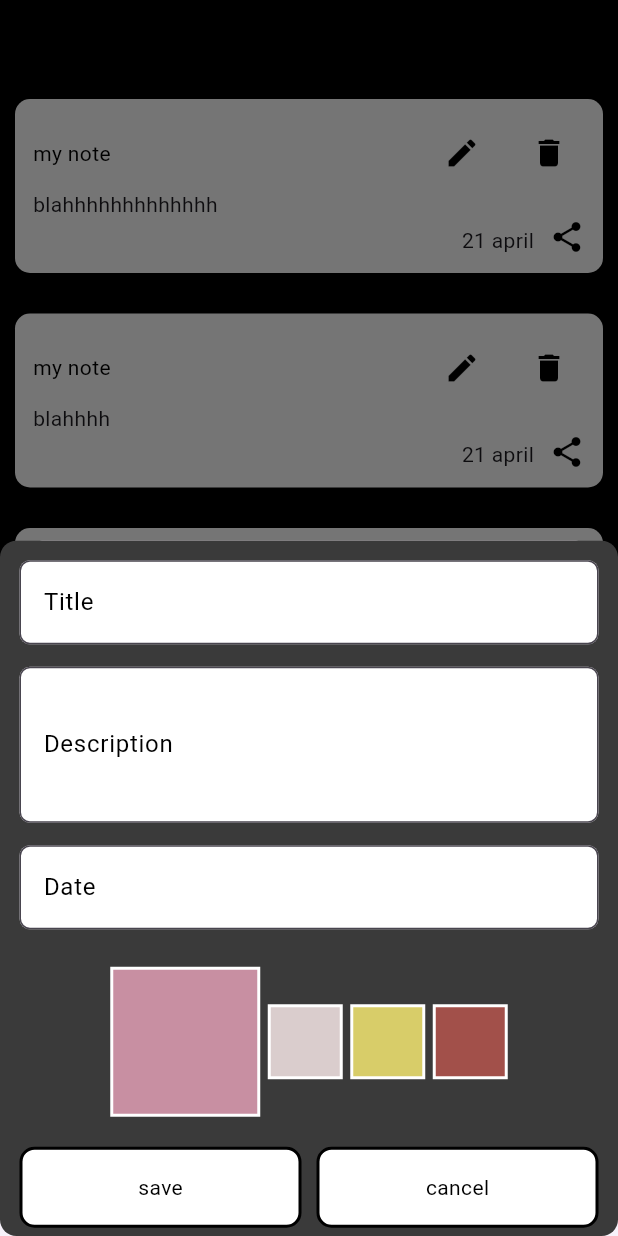
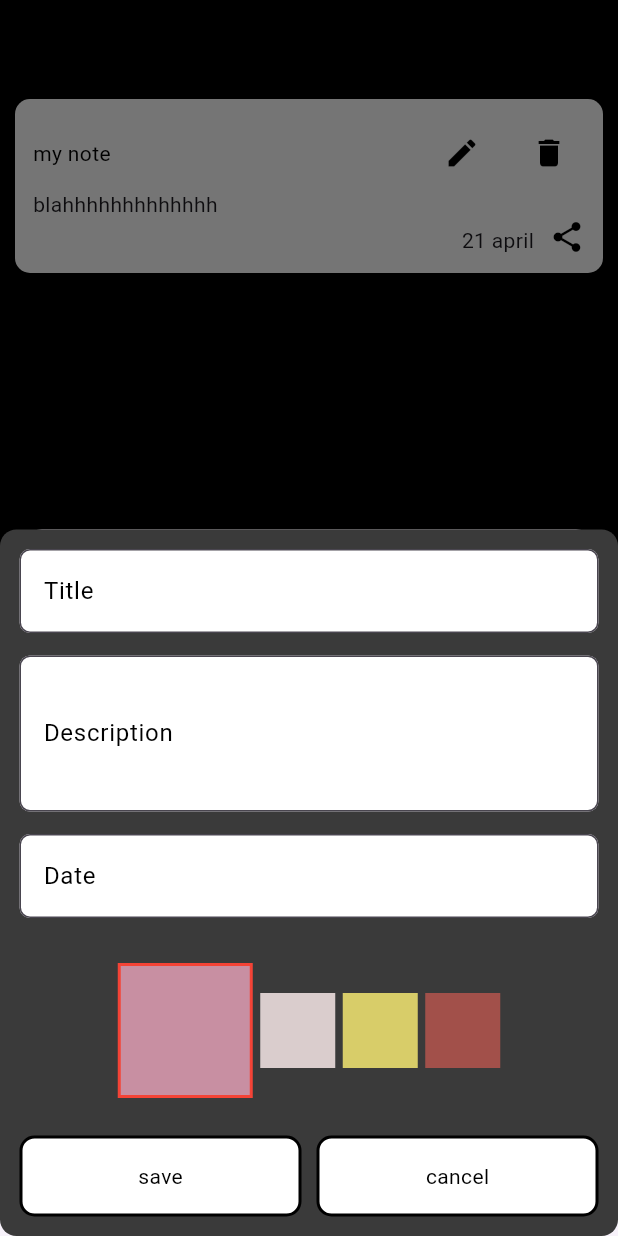
Before and after one commit to akhi0216/note_app, a Flutter app: the screen it shows after launch, after a tap on the "add" icon, on a phone screen of 412 x 824 dp. Run offline on Flutter 3.47's test engine with Material 3 defaults, Android fonts, the phone set to English and light mode, and no system bars.

Commit message:
ui updations

```diff
--- a/lib/controller/homepage_controller.dart
+++ b/lib/controller/homepage_controller.dart
@@ -1,6 +1,11 @@
 import 'package:flutter/material.dart';
 
 class Homepagecontroller {
+  static TextEditingController titlecontroller = TextEditingController();
+  static TextEditingController descontroller = TextEditingController();
+
+  static TextEditingController datecontroller = TextEditingController();
+  static Color selectcolor = Colors.white;
   List noteslist = [
     {
       "title": "my note",
@@ -8,27 +13,15 @@ class Homepagecontroller {
       "date": "21 april",
       "color": Colors.white
     },
-    {
-      "title": "my note",
-      "des": "blahhhh",
-      "date": "21 april",
-      "color": Colors.white
-    },
-    {
-      "title": "my note",
-      "des": "blahhhh",
-      "date": "21 april",
-      "color": Colors.white
-    }
   ];
 
   // function to add
   void addData() {
     noteslist.add({
-      "title": "my note",
-      "des": "blahhhh",
-      "date": "21 april",
-      "color": Colors.red
+      "title": titlecontroller.text,
+      "des": descontroller.text,
+      "date": datecontroller.text,
+      "color": selectcolor
     });
   }
   // functn to edit
@@ -38,4 +31,16 @@ class Homepagecontroller {
   void deleteData(int index) {
     noteslist.removeAt(index);
   }
+
+  // fnctn to clear
+  static void clearData() {
+    titlecontroller.clear();
+    descontroller.clear();
+    datecontroller.clear();
+  }
+
+  // on selectioncolor
+  void onColorselction(newcolor) {
+    selectcolor = newcolor;
+  }
 }
--- a/lib/view/home_page/home_page.dart
+++ b/lib/view/home_page/home_page.dart
@@ -2,7 +2,7 @@ import 'package:flutter/material.dart';
 import 'package:note_app/controller/homepage_controller.dart';
 import 'package:note_app/utils/color_constants/color_constants.dart';
 import 'package:note_app/view/home_page/widgets/customnote.dart';
-import 'package:note_app/view/home_page/widgets/custombottom.dart';
+import 'package:note_app/view/home_page/widgets/notelistpage.dart';
 // import 'package:note_app/view/note_listpage/note_listpage.dart';
 
 class HomePage extends StatefulWidget {
@@ -44,11 +44,13 @@ class _HomePageState extends State<HomePage> {
       floatingActionButton: FloatingActionButton(
         onPressed: () {
           showModalBottomSheet(
+            isScrollControlled: true,
             context: context,
             builder: (context) {
               return NoteListpage(
                 onSavepressed: () {
                   saveobj.addData();
+
                   setState(() {});
                 },
               );
--- a/lib/view/home_page/widgets/custombottom.dart
+++ /dev/null
@@ -1,165 +0,0 @@
-import 'package:flutter/material.dart';
-import 'package:note_app/controller/homepage_controller.dart';
-import 'package:note_app/utils/color_constants/color_constants.dart';
-
-class NoteListpage extends StatefulWidget {
-  const NoteListpage({
-    super.key,
-    this.onSavepressed,
-  });
-
-  final void Function()? onSavepressed;
-
-  @override
-  State<NoteListpage> createState() => _NoteListpageState();
-}
-
-class _NoteListpageState extends State<NoteListpage> {
-  List colorslist = [
-    Colorconstants.containerone,
-    Colorconstants.containertwo,
-    Colorconstants.containerthree,
-    Colorconstants.containerfour
-  ];
-
-  int selectedindex = 0;
-  @override
-  Widget build(BuildContext context) {
-    return StatefulBuilder(
-      builder: (context, bottomsetstate) => Container(
-        padding: EdgeInsets.all(13),
-        decoration: BoxDecoration(
-            color: Colorconstants.containergrey,
-            borderRadius: BorderRadius.all(Radius.circular(11))),
-        child: Column(
-          children: [
-            // 1st
-            TextField(
-              decoration: InputDecoration(
-                fillColor: Colors.white,
-                filled: true,
-                label: Text(
-                  "Title",
-                  style: TextStyle(color: Colors.black),
-                ),
-                border: OutlineInputBorder(
-                  borderRadius: BorderRadius.all(
-                    Radius.circular(7),
-                  ),
-                ),
-              ),
-            ),
-            SizedBox(height: 15),
-            TextField(
-              maxLines: 3,
-              decoration: InputDecoration(
-                fillColor: Colors.white,
-                filled: true,
-                label: Text(
-                  "Description",
-                  style: TextStyle(color: Colors.black),
-                ),
-                border: OutlineInputBorder(
-                  borderRadius: BorderRadius.all(
-                    Radius.circular(7),
-                  ),
-                ),
-              ),
-            ),
-            SizedBox(height: 15),
-            TextField(
-              decoration: InputDecoration(
-                fillColor: Colors.white,
-                filled: true,
-                label: Text(
-                  "Date",
-                  style: TextStyle(color: Colors.black),
-                ),
-                border: OutlineInputBorder(
-                  borderRadius: BorderRadius.all(
-                    Radius.circular(7),
-                  ),
-                ),
-              ),
-            ),
-            SizedBox(height: 15),
-
-            SizedBox(
-                height: 120,
-                child: ListView.separated(
-                    shrinkWrap: true,
-                    scrollDirection: Axis.horizontal,
-                    itemBuilder: (context, index) {
-                      return InkWell(
-                        onTap: () {
-                          print(index);
-                          selectedindex = index;
-                          bottomsetstate(() {
-                            // selectedindex = index;
-                          });
-                        },
-                        child: Center(
-                          child: Container(
-                            height: index == selectedindex ? 100 : 50,
-                            width: index == selectedindex ? 100 : 50,
-                            decoration: BoxDecoration(
-                                border: Border.all(
-                                    width: 2, color: Colorconstants.mainwhite),
-                                color: colorslist[index]),
-                          ),
-                        ),
-                      );
-                    },
-                    separatorBuilder: (context, index) => SizedBox(width: 5),
-                    itemCount: 4)),
-
-            SizedBox(height: 10),
-
-            Row(
-              children: [
-                Expanded(
-                  child: InkWell(
-                    onTap: () {
-                      widget.onSavepressed!();
-                      Navigator.pop(context);
-                    },
-                    child: Container(
-                      decoration: BoxDecoration(
-                          color: Colors.white,
-                          borderRadius: BorderRadius.all(Radius.circular(10)),
-                          border: Border.all(color: Colors.black, width: 2)),
-                      padding:
-                          EdgeInsets.symmetric(horizontal: 20, vertical: 15),
-                      child: Center(
-                        child: Text(
-                          "save",
-                          style: TextStyle(color: Colors.black),
-                        ),
-                      ),
-                    ),
-                  ),
-                ),
-                SizedBox(width: 10),
-                Expanded(
-                  child: Container(
-                    decoration: BoxDecoration(
-                        color: Colors.white,
-                        borderRadius: BorderRadius.all(Radius.circular(10)),
-                        border: Border.all(color: Colors.black, width: 2)),
-                    padding: EdgeInsets.symmetric(horizontal: 20, vertical: 15),
-                    child: Center(
-                      child: Text(
-                        "cancel",
-                        style: TextStyle(color: Colors.black),
-                      ),
-                    ),
-                  ),
-                ),
-              ],
-            ),
-          ],
-        ),
-      ),
-    );
-  }
-}
--- /dev/null
+++ b/lib/view/home_page/widgets/notelistpage.dart
@@ -0,0 +1,188 @@
+import 'package:flutter/material.dart';
+import 'package:note_app/controller/homepage_controller.dart';
+import 'package:note_app/utils/color_constants/color_constants.dart';
+
+class NoteListpage extends StatefulWidget {
+  const NoteListpage({
+    super.key,
+    this.onSavepressed,
+  });
+
+  final void Function()? onSavepressed;
+
+  @override
+  State<NoteListpage> createState() => _NoteListpageState();
+}
+
+class _NoteListpageState extends State<NoteListpage> {
+  List colorslist = [
+    Colorconstants.containerone,
+    Colorconstants.containertwo,
+    Colorconstants.containerthree,
+    Colorconstants.containerfour
+  ];
+  // TextEditingController titlecontroller = TextEditingController();
+  // TextEditingController descontroller = TextEditingController();
+  // TextEditingController datecontroller = TextEditingController();
+
+  int selectedindex = 0;
+
+  @override
+  Widget build(BuildContext context) {
+    return StatefulBuilder(
+      builder: (context, bottomsetstate) => Padding(
+        padding:
+            EdgeInsets.only(bottom: MediaQuery.of(context).viewInsets.bottom),
+        child: Container(
+          padding: EdgeInsets.all(13),
+          decoration: BoxDecoration(
+              color: Colorconstants.containergrey,
+              borderRadius: BorderRadius.all(Radius.circular(11))),
+          child: Column(
+            mainAxisSize: MainAxisSize.min,
+            children: [
+              // 1st
+              TextFormField(
+                controller: Homepagecontroller.titlecontroller,
+                decoration: InputDecoration(
+                  fillColor: Colors.white,
+                  filled: true,
+                  label: Text(
+                    "Title",
+                    style: TextStyle(color: Colors.black),
+                  ),
+                  border: OutlineInputBorder(
+                    borderRadius: BorderRadius.all(
+                      Radius.circular(7),
+                    ),
+                  ),
+                ),
+              ),
+              SizedBox(height: 15),
+              TextFormField(
+                controller: Homepagecontroller.descontroller,
+                maxLines: 3,
+                decoration: InputDecoration(
+                  fillColor: Colors.white,
+                  filled: true,
+                  label: Text(
+                    "Description",
+                    style: TextStyle(color: Colors.black),
+                  ),
+                  border: OutlineInputBorder(
+                    borderRadius: BorderRadius.all(
+                      Radius.circular(7),
+                    ),
+                  ),
+                ),
+              ),
+              SizedBox(height: 15),
+              TextFormField(
+                controller: Homepagecontroller.datecontroller,
+                decoration: InputDecoration(
+                  fillColor: Colors.white,
+                  filled: true,
+                  label: Text(
+                    "Date",
+                    style: TextStyle(color: Colors.black),
+                  ),
+                  border: OutlineInputBorder(
+                    borderRadius: BorderRadius.all(
+                      Radius.circular(7),
+                    ),
+                  ),
+                ),
+              ),
+              SizedBox(height: 15),
+
+              SizedBox(
+                  height: 120,
+                  child: ListView.separated(
+                      shrinkWrap: true,
+                      scrollDirection: Axis.horizontal,
+                      itemBuilder: (context, index) {
+                        return InkWell(
+                          onTap: () {
+                            print(index);
+                            selectedindex = index;
+                            Homepagecontroller obj = Homepagecontroller();
+                            obj.onColorselction(colorslist[index]);
+                            bottomsetstate(() {
+                              // selectedindex = index;
+                            });
+                          },
+                          child: Center(
+                            child: Container(
+                              height: index == selectedindex ? 90 : 50,
+                              width: index == selectedindex ? 90 : 50,
+                              decoration: BoxDecoration(
+                                  border: selectedindex == index
+                                      ? Border.all(width: 2, color: Colors.red)
+                                      : null,
+                                  color: colorslist[index]),
+                            ),
+                          ),
+                        );
+                      },
+                      separatorBuilder: (context, index) => SizedBox(width: 5),
+                      itemCount: 4)),
+
+              SizedBox(height: 10),
+
+              Row(
+                children: [
+                  Expanded(
+                    child: InkWell(
+                      onTap: () {
+                        widget.onSavepressed!();
+                        // to cleardata
+                        Homepagecontroller.clearData();
+                        Navigator.pop(context);
+                      },
+                      child: Container(
+                        decoration: BoxDecoration(
+                            color: Colors.white,
+                            borderRadius: BorderRadius.all(Radius.circular(10)),
+                            border: Border.all(color: Colors.black, width: 2)),
+                        padding:
+                            EdgeInsets.symmetric(horizontal: 20, vertical: 15),
+                        child: Center(
+                          child: Text(
+                            "save",
+                            style: TextStyle(color: Colors.black),
+                          ),
+                        ),
+                      ),
+                    ),
+                  ),
+                  SizedBox(width: 10),
+                  Expanded(
+                    child: InkWell(
+                      onTap: () {
+                        Homepagecontroller.clearData();
+                      },
+                      child: Container(
+                        decoration: BoxDecoration(
+                            color: Colors.white,
+                            borderRadius: BorderRadius.all(Radius.circular(10)),
+                            border: Border.all(color: Colors.black, width: 2)),
+                        padding:
+                            EdgeInsets.symmetric(horizontal: 20, vertical: 15),
+                        child: Center(
+                          child: Text(
+                            "cancel",
+                            style: TextStyle(color: Colors.black),
+                          ),
+                        ),
+                      ),
+                    ),
+                  ),
+                ],
+              ),
+            ],
+          ),
+        ),
+      ),
+    );
+  }
+}
```
